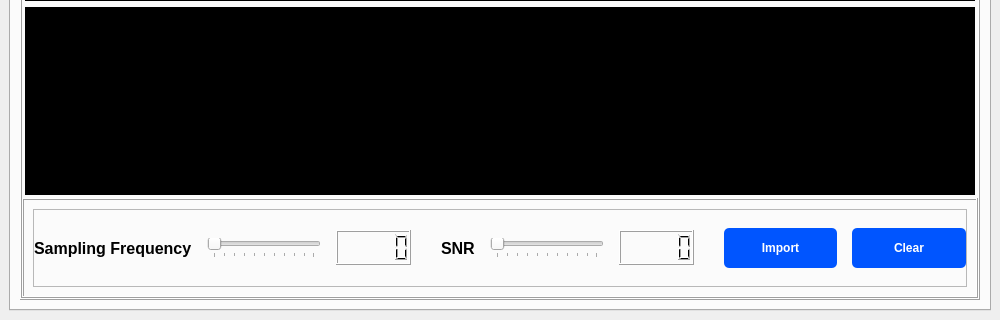
First picture: the form in task2.ui, repository OmarAtef0/Sampling-Theory-Studio, before the edit; both pictures show x 0 to 1000 and y 430 to 750 of the 1000 by 750 pixel window.
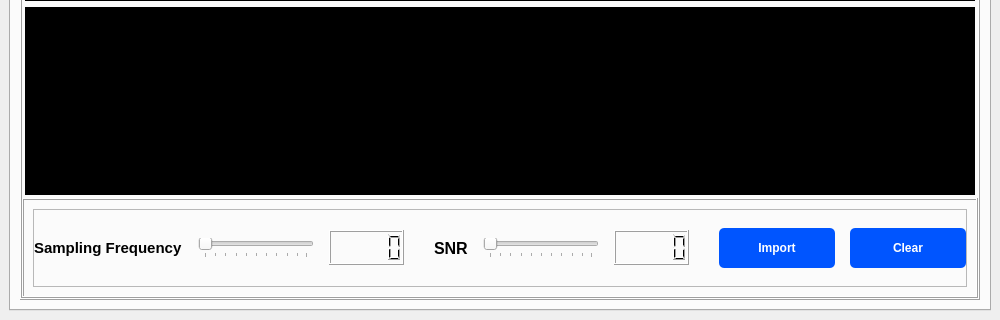
Second picture: the form after the edit. Custom widgets are drawn as their Qt base class.

What changed in the file:
```diff
--- a/task2.ui
+++ b/task2.ui
@@ -227,7 +227,7 @@
                   <widget class="QLabel" name="label_4">
                    <property name="font">
                     <font>
-                     <pointsize>12</pointsize>
+                     <pointsize>11</pointsize>
                      <bold>true</bold>
                     </font>
                    </property>
```
